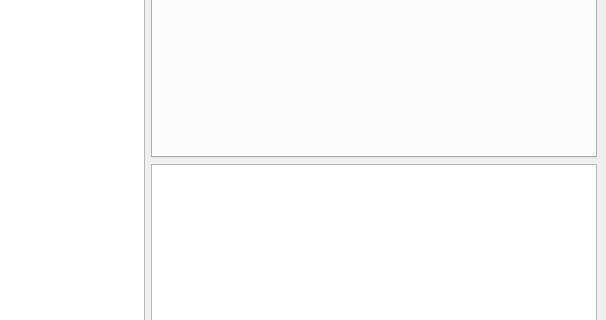
The window that MusicPLayer/musicplayer/musicplayerpage.ui (roga134/MusicPLayerQt) describes before a commit, drawn with Qt 5; both pictures show x 396 to 1002 and y 117 to 437 of the 1002 by 600 pixel window.
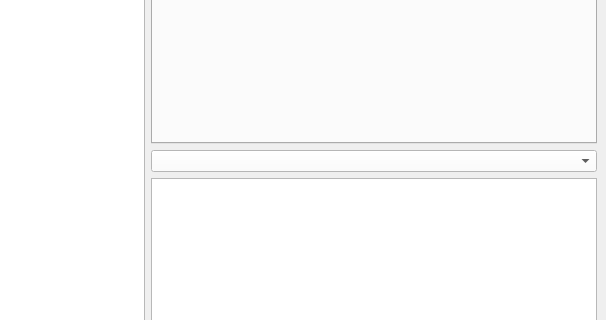
The same window after the commit.

```diff
--- a/MusicPLayer/musicplayer/musicplayerpage.ui
+++ b/MusicPLayer/musicplayer/musicplayerpage.ui
@@ -219,6 +219,14 @@
           </property>
          </widget>
         </item>
+        <item>
+         <widget class="QComboBox" name="comboBox">
+          <property name="styleSheet">
+           <string notr="true">background-color: rgb(255, 255, 255);
+font: 300 10pt &quot;Sultan Free&quot;;</string>
+          </property>
+         </widget>
+        </item>
         <item>
          <widget class="QGraphicsView" name="graphicsView"/>
         </item>
```
Left out of the diff: 6 changed lines with no effect on the pictures.
